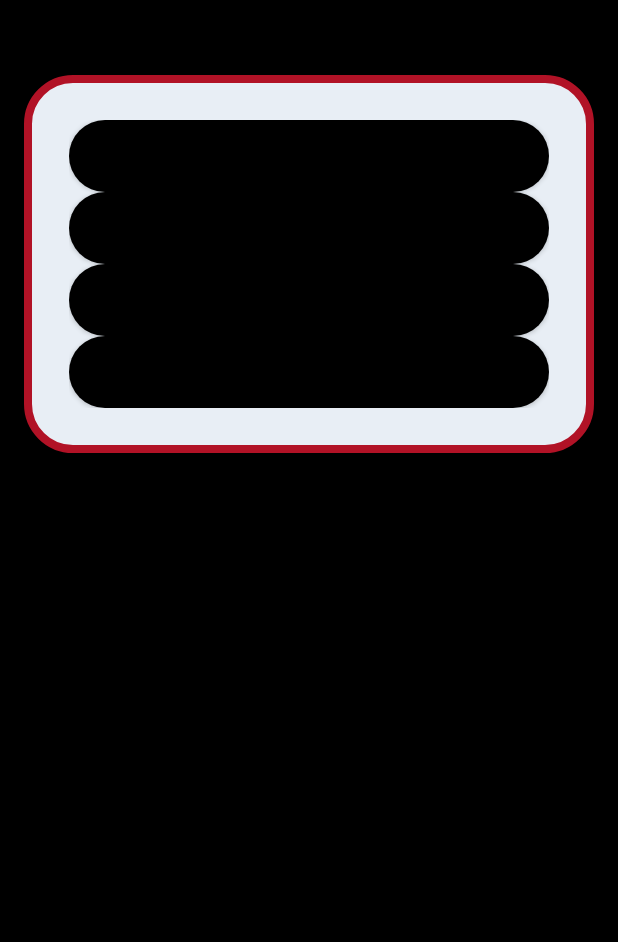
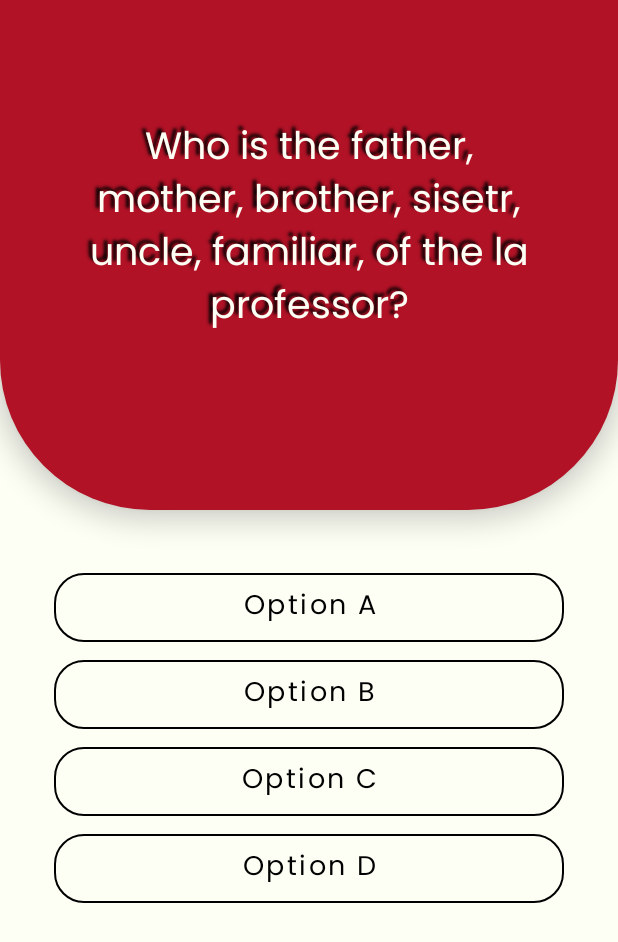
Before and after one commit to chydee/La-Casa-De-Papel, an Android app: the GameFragment screen opened through its navigation route, on a phone screen of 412 x 824 dp. Shown: the top 942 px of the screen. Run offline under Robolectric (Android 15) with nearby library versions, the phone set to English and light mode, and no system bars; our stand-ins replace Firebase (no records; nobody signed in at launch, a user with empty details on screens opened directly), data binding.

Commit message:
made some changes to the color scheme

```diff
--- a/app/src/main/AndroidManifest.xml
+++ b/app/src/main/AndroidManifest.xml
@@ -12,8 +12,9 @@
         android:roundIcon="@mipmap/ic_launcher_round"
         android:supportsRtl="true"
         android:theme="@style/AppTheme">
-        <activity android:name=".game.GameActivity" />
-        <activity android:name=".activity.MainActivity">
+        <activity
+            android:name=".activity.MainActivity"
+            android:screenOrientation="portrait">
             <intent-filter>
                 <action android:name="android.intent.action.MAIN" />
 
--- a/app/src/main/java/com/chydee/lacasadepapel/welcome/WelcomeUserFragment.kt
+++ b/app/src/main/java/com/chydee/lacasadepapel/welcome/WelcomeUserFragment.kt
@@ -15,6 +15,7 @@ import android.widget.Toast
 import androidx.databinding.DataBindingUtil
 import androidx.fragment.app.Fragment
 import androidx.lifecycle.ViewModelProvider
+import androidx.navigation.fragment.findNavController
 import com.chydee.lacasadepapel.Player
 import com.chydee.lacasadepapel.R
 import com.chydee.lacasadepapel.databinding.WelcomeUserFragmentBinding
@@ -100,6 +101,10 @@ class WelcomeUserFragment : Fragment() {
             }
         }
 
+        binding.startGameBtn.setOnClickListener {
+            findNavController().navigate(R.id.action_welcomeUserFragment_to_gameFragment)
+        }
+
     }
 
     private fun getPlayerId(): String? {
--- a/app/src/main/java/com/chydee/lacasadepapel/welcome/WelcomeUserViewModel.kt
+++ b/app/src/main/java/com/chydee/lacasadepapel/welcome/WelcomeUserViewModel.kt
@@ -22,10 +22,4 @@ class WelcomeUserViewModel : ViewModel() {
         return docRef.get(source)
     }
 
-    override fun onCleared() {
-        super.onCleared()
-        onCleared()
-    }
-
-
 }
--- a/app/src/main/res/drawable/btn_default.xml
+++ /dev/null
@@ -1,10 +0,0 @@
-<?xml version="1.0" encoding="utf-8"?>
-<selector xmlns:android="http://schemas.android.com/apk/res/android">
-    <item>
-        <shape>
-            <solid android:color="@color/milk" />
-            <corners android:radius="50dp" />
-            <padding android:bottom="10dp" android:left="10dp" android:right="10dp" android:top="10dp" />
-        </shape>
-    </item>
-</selector>
--- a/app/src/main/res/drawable/button_round.xml
+++ b/app/src/main/res/drawable/button_round.xml
@@ -4,7 +4,7 @@
     <corners android:radius="50dp" />
     <stroke
         android:width="2dp"
-        android:color="@color/wineColor" />
+        android:color="@color/primaryColor" />
     <padding
         android:bottom="5dp"
         android:left="5dp"
--- a/app/src/main/res/drawable/card.xml
+++ b/app/src/main/res/drawable/card.xml
@@ -2,10 +2,10 @@
 <selector xmlns:android="http://schemas.android.com/apk/res/android">
     <item>
         <shape>
-            <solid android:color="#E8EEF5" />
-            <stroke android:width="5dp" android:color="@color/wineColor" />
-            <corners android:radius="30dp" />
-            <padding android:bottom="20dp" android:left="20dp" android:right="20dp" android:top="30dp" />
+            <solid android:color="@color/primaryColor" />
+            <!--<stroke android:width="5dp" android:color="@color/wineColor" />-->
+            <corners android:bottomLeftRadius="100dp" android:bottomRightRadius="100dp" />
+            <padding android:bottom="50dp" android:left="50dp" android:right="50dp" android:top="80dp" />
         </shape>
     </item>
 </selector>
--- a/app/src/main/res/layout/game_fragment.xml
+++ b/app/src/main/res/layout/game_fragment.xml
@@ -10,57 +10,110 @@
     <androidx.constraintlayout.widget.ConstraintLayout
         android:layout_width="match_parent"
         android:layout_height="match_parent"
-        android:background="@color/secondaryTextColor"
+        android:background="@color/secondaryColor"
+        android:clipToPadding="true"
         tools:context=".game.GameFragment">
+
+        <LinearLayout
+            android:layout_width="0dp"
+            android:layout_height="0dp"
+            android:layout_marginTop="-10dp"
+            android:layout_marginBottom="16dp"
+            android:background="@drawable/card"
+            android:clipToPadding="true"
+            android:elevation="10dp"
+            android:orientation="vertical"
+            app:layout_constraintBottom_toTopOf="@+id/linearLayout"
+            app:layout_constraintEnd_toEndOf="parent"
+            app:layout_constraintStart_toStartOf="parent"
+            app:layout_constraintTop_toTopOf="parent">
+
+            <TextView
+                android:id="@+id/question_text_view"
+                android:layout_width="match_parent"
+                android:layout_height="wrap_content"
+                android:fontFamily="@font/poppins_semibold"
+                android:padding="8dp"
+                android:shadowColor="@color/secondaryTextColor"
+                android:shadowDx="-4"
+                android:shadowDy="-4"
+                android:shadowRadius="2"
+                android:text="Who is the father, mother, brother, sisetr, uncle, familiar, of the la professor?"
+                android:textAlignment="center"
+                android:textAllCaps="false"
+                android:textAppearance="@style/TextAppearance.MaterialComponents.Headline3"
+                android:textColor="@color/secondaryColor"
+                android:textSize="25sp" />
+        </LinearLayout>
 
 
         <LinearLayout
+            android:id="@+id/linearLayout"
             android:layout_width="match_parent"
             android:layout_height="wrap_content"
             android:layout_marginStart="16dp"
             android:layout_marginEnd="16dp"
-            android:background="@drawable/card"
             android:orientation="vertical"
-            android:padding="30dp"
+            android:padding="20dp"
             app:layout_constraintEnd_toEndOf="parent"
             app:layout_constraintStart_toStartOf="parent"
             app:layout_constraintTop_toTopOf="@+id/guideline5">
 
-            <Button
+            <com.google.android.material.button.MaterialButton
+                android:id="@+id/btn_first_answer"
+                style="@style/Widget.MaterialComponents.Button.OutlinedButton"
                 android:layout_width="match_parent"
                 android:layout_height="wrap_content"
-                android:background="@drawable/btn_default"
                 android:fontFamily="@font/poppins_semibold"
+                android:padding="8dp"
+                android:text="Option A"
                 android:textAllCaps="false"
                 android:textColor="@color/secondaryTextColor"
-                tools:text="Option B" />
+                android:textSize="18sp"
+                app:cornerRadius="20dp"
+                app:strokeColor="@color/secondaryTextColor" />
 
-            <Button
+            <com.google.android.material.button.MaterialButton
+                android:id="@+id/btn_second_answer"
+                style="@style/Widget.MaterialComponents.Button.OutlinedButton"
                 android:layout_width="match_parent"
                 android:layout_height="wrap_content"
-                android:background="@drawable/btn_default"
                 android:fontFamily="@font/poppins_semibold"
+                android:padding="8dp"
+                android:text="Option B"
                 android:textAllCaps="false"
                 android:textColor="@color/secondaryTextColor"
-                tools:text="Option A" />
+                android:textSize="18sp"
+                app:cornerRadius="20dp"
+                app:strokeColor="@color/secondaryTextColor" />
 
-            <Button
+            <com.google.android.material.button.MaterialButton
+                android:id="@+id/btn_third_answer"
+                style="@style/Widget.MaterialComponents.Button.OutlinedButton"
                 android:layout_width="match_parent"
                 android:layout_height="wrap_content"
-                android:background="@drawable/btn_default"
                 android:fontFamily="@font/poppins_semibold"
+                android:padding="8dp"
+                android:text="Option C"
                 android:textAllCaps="false"
                 android:textColor="@color/secondaryTextColor"
-                tools:text="Option C" />
+                android:textSize="18sp"
+                app:cornerRadius="20dp"
+                app:strokeColor="@color/secondaryTextColor" />
 
-            <Button
+            <com.google.android.material.button.MaterialButton
+                android:id="@+id/btn_fourth_answer"
+                style="@style/Widget.MaterialComponents.Button.OutlinedButton"
                 android:layout_width="match_parent"
                 android:layout_height="wrap_content"
-                android:background="@drawable/btn_default"
                 android:fontFamily="@font/poppins_semibold"
+                android:padding="8dp"
+                android:text="Option D"
                 android:textAllCaps="false"
                 android:textColor="@color/secondaryTextColor"
-                tools:text="Option D" />
+                android:textSize="18sp"
+                app:cornerRadius="20dp"
+                app:strokeColor="@color/secondaryTextColor" />
 
         </LinearLayout>
 
@@ -69,7 +122,7 @@
             android:layout_width="wrap_content"
             android:layout_height="wrap_content"
             android:orientation="horizontal"
-            app:layout_constraintGuide_begin="50dp" />
+            app:layout_constraintGuide_begin="356dp" />
 
     </androidx.constraintlayout.widget.ConstraintLayout>
 </layout>
--- a/app/src/main/res/layout/welcome_user_fragment.xml
+++ b/app/src/main/res/layout/welcome_user_fragment.xml
@@ -91,12 +91,12 @@
             app:icon="@drawable/ic_arrow"
             app:iconGravity="textEnd"
             app:iconPadding="16dp"
-            app:iconTint="@color/wineColor"
+            app:iconTint="@color/primaryColor"
             app:layout_constraintBottom_toTopOf="@+id/guideline4"
             app:layout_constraintEnd_toEndOf="parent"
             app:layout_constraintStart_toStartOf="parent"
             app:layout_constraintTop_toBottomOf="@+id/player_current_score"
-            app:strokeColor="@color/secondaryTextColor" />
+            app:strokeColor="@color/primaryColor" />
 
         <TextView
             android:id="@+id/trade_mark"
@@ -105,7 +105,7 @@
             android:fontFamily="@font/poppins_bold"
             android:text="@string/bella_ciao"
             android:textAlignment="center"
-            android:textColor="#b11226"
+            android:textColor="@color/primaryColor"
             android:textSize="20sp"
             app:layout_constraintBottom_toBottomOf="parent"
             app:layout_constraintEnd_toEndOf="parent"
--- a/app/src/main/res/navigation/onboarding_nav_graph.xml
+++ b/app/src/main/res/navigation/onboarding_nav_graph.xml
@@ -25,12 +25,18 @@
         android:name="com.chydee.lacasadepapel.welcome.WelcomeUserFragment"
         android:label="welcome_user_fragment"
         tools:layout="@layout/welcome_user_fragment">
-        <action android:id="@+id/action_welcomeUserFragment_to_onBoardFragment" />
+        <action
+            android:id="@+id/action_welcomeUserFragment_to_gameFragment"
+            app:destination="@id/gameFragment" />
     </fragment>
     <fragment
         android:id="@+id/gameFragment"
         android:name="com.chydee.lacasadepapel.game.GameFragment"
-        android:label="GameFragment" />
+        android:label="GameFragment">
+        <action
+            android:id="@+id/action_gameFragment_to_gameResult"
+            app:destination="@id/gameResult" />
+    </fragment>
     <fragment
         android:id="@+id/gameResult"
         android:name="com.chydee.lacasadepapel.game.GameResult"
--- a/app/src/main/res/values/colors.xml
+++ b/app/src/main/res/values/colors.xml
@@ -1,15 +1,18 @@
 <!--?xml version="1.0" encoding="UTF-8"?-->
 <resources>
-  <color name="primaryColor">#d50000</color>
-  <color name="primaryLightColor">#ff5131</color>
-  <color name="primaryDarkColor">#9b0000</color>
+  <color name="green">#008000</color>
+  <color name="primaryColor">#b11226</color>
+  <color name="primaryLightColor">#ea4f4f</color>
+
+  <color name="primaryDarkColor">#7a0000</color>
+
   <color name="secondaryColor">#fdfff5</color>
+
   <color name="secondaryLightColor">#ffffff</color>
+
   <color name="secondaryDarkColor">#caccc2</color>
+
   <color name="primaryTextColor">#ffffff</color>
+
   <color name="secondaryTextColor">#000000</color>
-  <color name="wineColor">#B11226</color>
-  <color name="milk">#fdfff5</color>
-  <color name="almost_black">#292929</color>
-  <color name="green">#008000</color>
 </resources>
```
Also changed, not shown: app/src/main/res/drawable/btn_correct.xml (deleted, +0 -10 lines), app/src/main/res/drawable/btn_disabled.xml (deleted, +0 -11 lines), app/src/main/res/drawable/btn_wrong.xml (deleted, +0 -10 lines).
